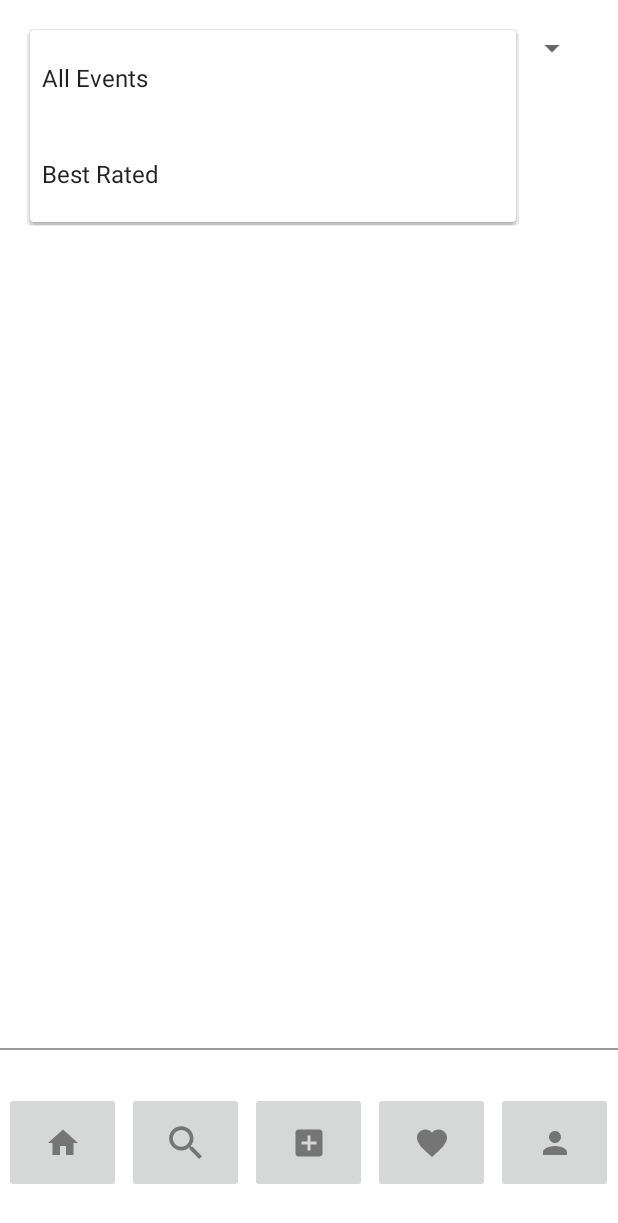
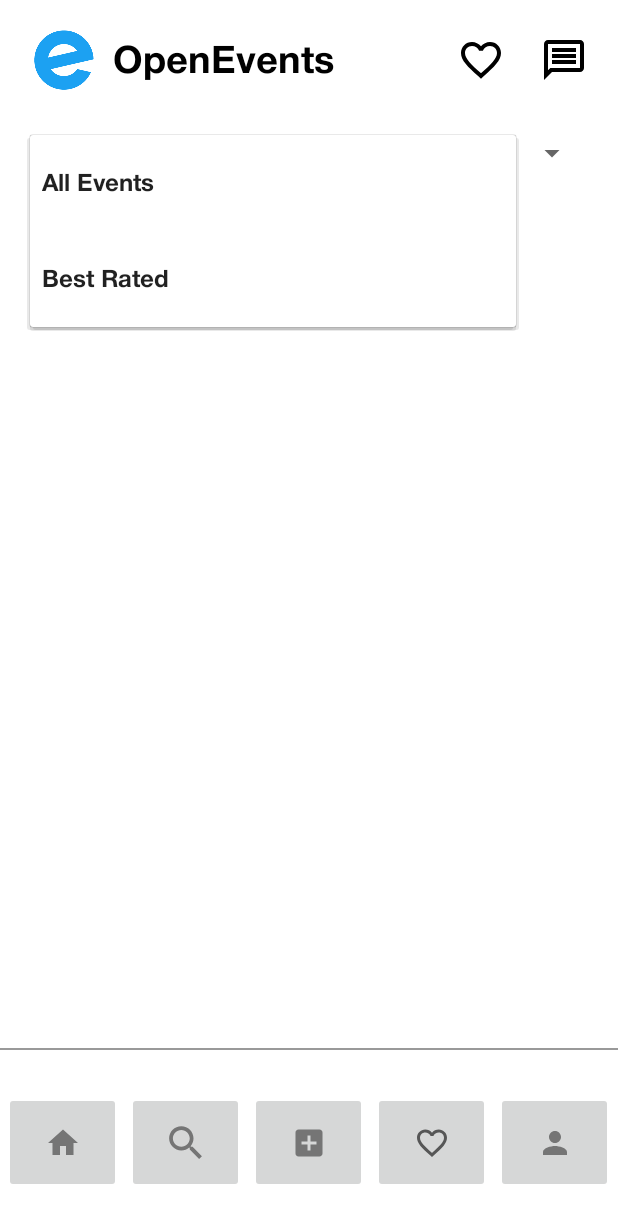
Before and after one commit to bielcarpi/OpenEvents, an Android app: the HomeFragment screen opened directly, with no data from a screen before it, after a tap on "All Events", on a phone screen of 412 x 824 dp. Shown: the top 1223 px of the screen. Run offline under Robolectric (Android 15) with nearby library versions, the phone set to English and light mode, and no system bars; our stand-ins replace Volley; network calls fail.

Commit message:
Add Home header

```diff
--- a/app/src/main/java/com/grup8/OpenEvents/controller/fragments/HomeFragment.java
+++ b/app/src/main/java/com/grup8/OpenEvents/controller/fragments/HomeFragment.java
@@ -32,7 +32,7 @@ public class HomeFragment extends Fragment {
     public View onCreateView(LayoutInflater inflater, ViewGroup container,
                              Bundle savedInstanceState) {
         // Inflate the layout for this fragment
-        View v = inflater.inflate(R.layout.fragment_1, container, false);
+        View v = inflater.inflate(R.layout.fragment_home, container, false);
 
         //Get all the events so as to see them
         showAllEvents();
@@ -57,7 +57,7 @@ public class HomeFragment extends Fragment {
         });
 
         //Set Up Recycle View
-        eventRecyclerView = (RecyclerView) v.findViewById(R.id.event_recycleview);
+        eventRecyclerView = (RecyclerView) v.findViewById(R.id.home_event_recyclerview);
         eventRecyclerView.setLayoutManager(new LinearLayoutManager(getActivity()));
 
         return v;
--- a/app/src/main/java/com/grup8/OpenEvents/controller/fragments/ProfileFragment.java
+++ b/app/src/main/java/com/grup8/OpenEvents/controller/fragments/ProfileFragment.java
@@ -114,7 +114,7 @@ public class ProfileFragment extends Fragment {
         });
 
         //Setup recycler view
-        eventRecyclerView = (RecyclerView) v.findViewById(R.id.event_recycleview);
+        eventRecyclerView = (RecyclerView) v.findViewById(R.id.home_event_recyclerview);
         eventRecyclerView.setLayoutManager (new LinearLayoutManager(getActivity()));
 
         return v;
--- a/app/src/main/res/drawable-anydpi/ic_like.xml
+++ /dev/null
@@ -1,11 +0,0 @@
-<vector xmlns:android="http://schemas.android.com/apk/res/android"
-    android:width="24dp"
-    android:height="24dp"
-    android:viewportWidth="24"
-    android:viewportHeight="24"
-    android:tint="#333333"
-    android:alpha="0.6">
-  <path
-      android:fillColor="@android:color/white"
-      android:pathData="M12,21.35l-1.45,-1.32C5.4,15.36 2,12.28 2,8.5 2,5.42 4.42,3 7.5,3c1.74,0 3.41,0.81 4.5,2.09C13.09,3.81 14.76,3 16.5,3 19.58,3 22,5.42 22,8.5c0,3.78 -3.4,6.86 -8.55,11.54L12,21.35z"/>
-</vector>
--- /dev/null
+++ b/app/src/main/res/drawable/bg_bottom_selected.xml
@@ -0,0 +1,13 @@
+<?xml version="1.0" encoding="utf-8"?>
+<layer-list xmlns:android="http://schemas.android.com/apk/res/android" >
+    <item>
+        <shape android:shape="rectangle" >
+            <solid android:color="#1CA1F2" />
+        </shape>
+    </item>
+    <item android:bottom="3dp">
+        <shape android:shape="rectangle" >
+            <solid android:color="#FFFFFF" />
+        </shape>
+    </item>
+</layer-list>
--- /dev/null
+++ b/app/src/main/res/drawable/ic_like.xml
@@ -0,0 +1,10 @@
+<vector xmlns:android="http://schemas.android.com/apk/res/android"
+    android:width="24dp"
+    android:height="24dp"
+    android:viewportWidth="24"
+    android:viewportHeight="24"
+    android:tint="?attr/colorControlNormal">
+  <path
+      android:fillColor="@android:color/white"
+      android:pathData="M16.5,3c-1.74,0 -3.41,0.81 -4.5,2.09C10.91,3.81 9.24,3 7.5,3 4.42,3 2,5.42 2,8.5c0,3.78 3.4,6.86 8.55,11.54L12,21.35l1.45,-1.32C18.6,15.36 22,12.28 22,8.5 22,5.42 19.58,3 16.5,3zM12.1,18.55l-0.1,0.1 -0.1,-0.1C7.14,14.24 4,11.39 4,8.5 4,6.5 5.5,5 7.5,5c1.54,0 3.04,0.99 3.57,2.36h1.87C13.46,5.99 14.96,5 16.5,5c2,0 3.5,1.5 3.5,3.5 0,2.89 -3.14,5.74 -7.9,10.05z"/>
+</vector>
--- /dev/null
+++ b/app/src/main/res/drawable/ic_messages.xml
@@ -0,0 +1,10 @@
+<vector xmlns:android="http://schemas.android.com/apk/res/android"
+    android:width="24dp"
+    android:height="24dp"
+    android:viewportWidth="24"
+    android:viewportHeight="24"
+    android:tint="?attr/colorControlNormal">
+  <path
+      android:fillColor="@android:color/white"
+      android:pathData="M4,4h16v12L5.17,16L4,17.17L4,4m0,-2c-1.1,0 -1.99,0.9 -1.99,2L2,22l4,-4h14c1.1,0 2,-0.9 2,-2L22,4c0,-1.1 -0.9,-2 -2,-2L4,2zM6,12h12v2L6,14v-2zM6,9h12v2L6,11L6,9zM6,6h12v2L6,8L6,6z"/>
+</vector>
--- a/app/src/main/res/layout/fragment_1.xml
+++ /dev/null
@@ -1,38 +0,0 @@
-<?xml version="1.0" encoding="utf-8"?>
-<FrameLayout xmlns:android="http://schemas.android.com/apk/res/android"
-    xmlns:tools="http://schemas.android.com/tools"
-    android:layout_width="match_parent"
-    android:layout_height="match_parent"
-    android:orientation="vertical"
-
-    tools:context=".controller.fragments.HomeFragment">
-    <LinearLayout
-        android:layout_width="match_parent"
-        android:layout_height="match_parent"
-        android:orientation="vertical">
-
-        <Spinner
-            android:layout_margin="20dp"
-            android:id="@+id/spinner"
-            android:layout_width="match_parent"
-            android:layout_height="wrap_content"
-            android:gravity="center"/>
-        <LinearLayout
-            android:layout_width="match_parent"
-            android:layout_height="match_parent">
-
-        <androidx.recyclerview.widget.RecyclerView
-            android:id="@+id/event_recycleview"
-
-            android:layout_width="match_parent"
-            android:layout_height="match_parent" />
-
-
-        </LinearLayout>
-
-
-    </LinearLayout>
-
-
-
-</FrameLayout>
--- /dev/null
+++ b/app/src/main/res/layout/fragment_home.xml
@@ -0,0 +1,86 @@
+<?xml version="1.0" encoding="utf-8"?>
+<LinearLayout xmlns:android="http://schemas.android.com/apk/res/android"
+    xmlns:app="http://schemas.android.com/apk/res-auto"
+    xmlns:tools="http://schemas.android.com/tools"
+    android:layout_width="match_parent"
+    android:layout_height="match_parent"
+    android:orientation="vertical">
+
+    <LinearLayout
+        android:layout_width="match_parent"
+        android:layout_height="60sp"
+        android:layout_marginTop="10sp"
+        android:layout_marginEnd="10sp"
+        android:layout_marginStart="10sp"
+        android:weightSum="6">
+
+        <ImageView
+            android:layout_width="0dp"
+            android:layout_weight="1"
+            android:layout_height="match_parent"
+            android:contentDescription="@string/app_name"
+            android:src="@drawable/logo"
+            app:tint="@color/app_logo_background">
+        </ImageView>
+
+        <TextView
+            android:layout_width="0dp"
+            android:layout_height="match_parent"
+            android:layout_weight="3"
+            android:text="@string/app_name"
+            android:gravity="center"
+            android:textColor="@color/black"
+            android:textStyle="bold"
+            android:textSize="25sp"
+            android:textAlignment="viewStart"
+            tools:ignore="RtlCompat">
+        </TextView>
+
+
+        <LinearLayout
+            android:layout_width="0dp"
+            android:layout_height="match_parent"
+            android:layout_weight="2"
+            android:gravity="end">
+
+            <ImageView
+                android:id="@+id/home_friends"
+                android:layout_width="32sp"
+                android:layout_height="match_parent"
+                android:src="@drawable/ic_like"
+                android:contentDescription="@string/message"
+                android:layout_marginEnd="23sp"
+                app:tint="@color/black">
+            </ImageView>
+
+            <ImageView
+                android:id="@+id/home_messages"
+                android:layout_width="32sp"
+                android:layout_height="match_parent"
+                android:src="@drawable/ic_messages"
+                android:contentDescription="@string/message"
+                android:layout_marginEnd="10sp"
+                app:tint="@color/black">
+            </ImageView>
+        </LinearLayout>
+    </LinearLayout>
+
+    <Spinner
+        android:layout_margin="20dp"
+        android:id="@+id/spinner"
+        android:layout_width="match_parent"
+        android:layout_height="wrap_content"
+        android:gravity="center"/>
+
+    <FrameLayout
+        android:layout_width="match_parent"
+        android:layout_height="match_parent">
+
+        <androidx.recyclerview.widget.RecyclerView
+            android:id="@+id/home_event_recyclerview"
+            android:layout_width="match_parent"
+            android:layout_height="match_parent" />
+    </FrameLayout>
+
+
+</LinearLayout>
--- a/app/src/main/res/layout/fragment_profile.xml
+++ b/app/src/main/res/layout/fragment_profile.xml
@@ -257,7 +257,7 @@
 
 
             <androidx.recyclerview.widget.RecyclerView
-                android:id="@+id/event_recycleview"
+                android:id="@+id/home_event_recyclerview"
 
                 android:layout_width="match_parent"
                 android:layout_height="match_parent" />
--- a/app/src/main/res/values-night/themes.xml
+++ b/app/src/main/res/values-night/themes.xml
@@ -11,5 +11,6 @@
         <item name="colorOnSecondary">@color/black</item>
         <!-- Status bar color. -->
         <item name="android:statusBarColor" tools:targetApi="l">?attr/colorPrimaryVariant</item>
+        <item name="android:fontFamily">@font/helveticaneue_bold</item>
     </style>
 </resources>
--- a/app/src/main/res/values/themes.xml
+++ b/app/src/main/res/values/themes.xml
@@ -19,5 +19,6 @@
         <item name="colorOnSecondary">@color/black</item>
         <!-- Status bar color. -->
         <item name="android:statusBarColor" tools:targetApi="l">?attr/colorPrimaryVariant</item>
+        <item name="android:fontFamily">@font/helveticaneue_bold</item>
     </style>
 </resources>
```
Also changed, not shown: app/src/main/res/drawable-hdpi/ic_like.png (deleted), app/src/main/res/drawable-mdpi/ic_like.png (deleted), app/src/main/res/drawable-xhdpi/ic_like.png (deleted), app/src/main/res/drawable-xxhdpi/ic_like.png (deleted).
